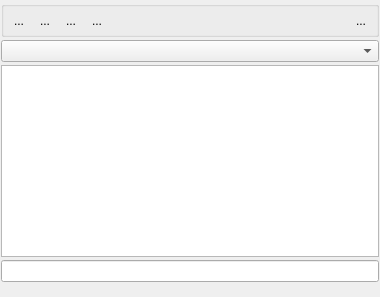
Before: the Qt Designer form Plugins/org.mitk.gui.qt.multilabelsegmentation/src/internal/Common/QmitkLabelSetWidgetControls.ui in MITK/MITK, drawn with Qt 5.
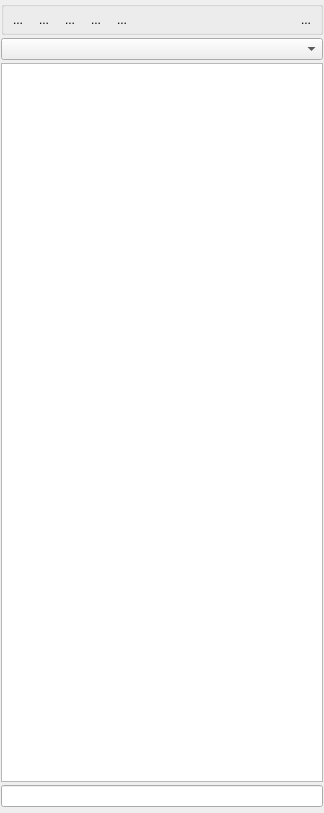
After: the same form once the commit is applied. Icons and pictures are not drawn. Custom widgets are drawn as their Qt base class.

Commit message: finished labeled image import

Diff of the .ui file:
```diff
--- a/Plugins/org.mitk.gui.qt.multilabelsegmentation/src/internal/Common/QmitkLabelSetWidgetControls.ui
+++ b/Plugins/org.mitk.gui.qt.multilabelsegmentation/src/internal/Common/QmitkLabelSetWidgetControls.ui
@@ -6,12 +6,12 @@
    <rect>
     <x>0</x>
     <y>0</y>
-    <width>380</width>
-    <height>297</height>
+    <width>324</width>
+    <height>813</height>
    </rect>
   </property>
   <property name="sizePolicy">
-   <sizepolicy hsizetype="Preferred" vsizetype="MinimumExpanding">
+   <sizepolicy hsizetype="Preferred" vsizetype="Maximum">
     <horstretch>0</horstretch>
     <verstretch>0</verstretch>
    </sizepolicy>
@@ -36,7 +36,7 @@
        <number>2</number>
       </property>
       <property name="margin">
-       <number>3</number>
+       <number>2</number>
       </property>
       <item>
        <widget class="QToolButton" name="m_btNewLabelSet">
@@ -84,6 +84,29 @@
         </property>
        </widget>
       </item>
+      <item>
+       <widget class="QToolButton" name="m_btImportLabeledImage">
+        <property name="toolTip">
+         <string>Import labels from another segmentation session</string>
+        </property>
+        <property name="text">
+         <string>...</string>
+        </property>
+        <property name="icon">
+         <iconset resource="../../../resources/multilabelsegmentation.qrc">
+          <normaloff>:/multilabelsegmentation/ImportLabeledImage_48x48.png</normaloff>:/multilabelsegmentation/ImportLabeledImage_48x48.png</iconset>
+        </property>
+        <property name="iconSize">
+         <size>
+          <width>32</width>
+          <height>32</height>
+         </size>
+        </property>
+        <property name="autoRaise">
+         <bool>true</bool>
+        </property>
+       </widget>
+      </item>
       <item>
        <widget class="QToolButton" name="m_btSaveLabelSet">
         <property name="toolTip">
@@ -182,7 +205,7 @@
    <item>
     <widget class="QmitkLabelSetTableWidget" name="m_LabelSetTableWidget">
      <property name="sizePolicy">
-      <sizepolicy hsizetype="Expanding" vsizetype="MinimumExpanding">
+      <sizepolicy hsizetype="Expanding" vsizetype="Expanding">
        <horstretch>0</horstretch>
        <verstretch>0</verstretch>
       </sizepolicy>
@@ -198,7 +221,7 @@
       <enum>Qt::Vertical</enum>
      </property>
      <property name="sizeType">
-      <enum>QSizePolicy::MinimumExpanding</enum>
+      <enum>QSizePolicy::Minimum</enum>
      </property>
      <property name="sizeHint" stdset="0">
       <size>
```
The commit also changes 11 other files.
